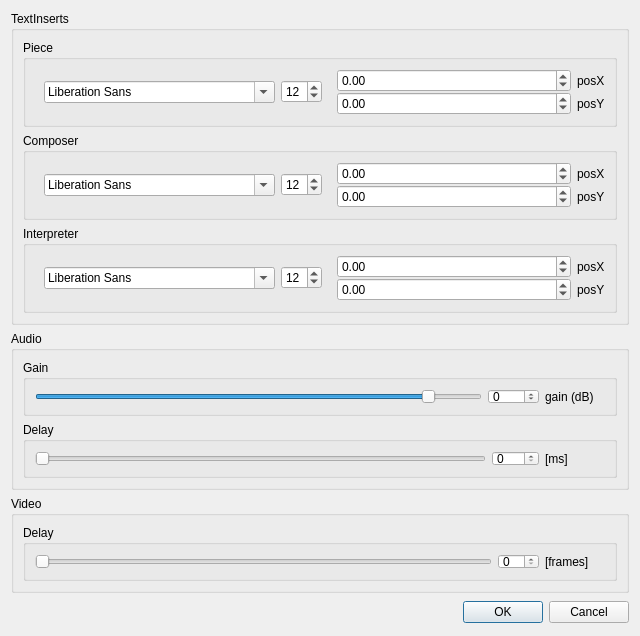
Old version of the form gui/UIs/streamcontrols.ui in the repository iem-projects/striem.
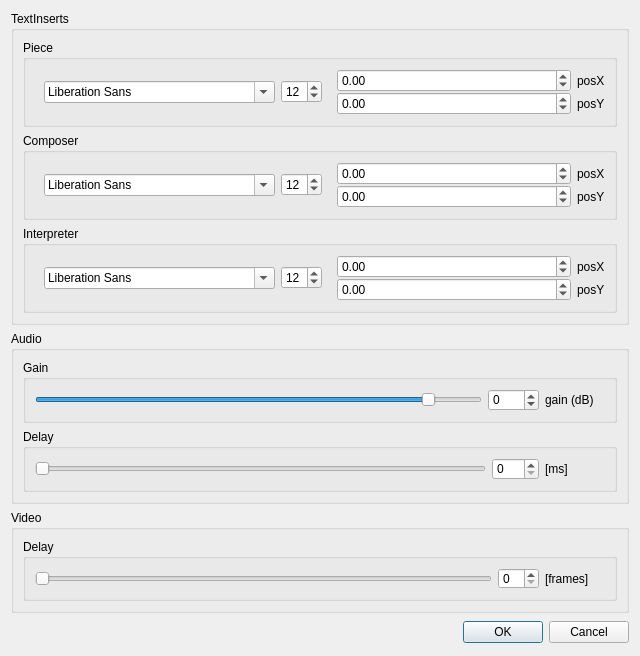
New version of the form.

Commit message: camelcased names for sections

```diff
--- a/gui/UIs/streamcontrols.ui
+++ b/gui/UIs/streamcontrols.ui
@@ -7,7 +7,7 @@
     <x>0</x>
     <y>0</y>
     <width>640</width>
-    <height>486</height>
+    <height>656</height>
    </rect>
   </property>
   <property name="windowTitle">
```
Left out of the diff: 10 changed lines with no effect on the pictures.
